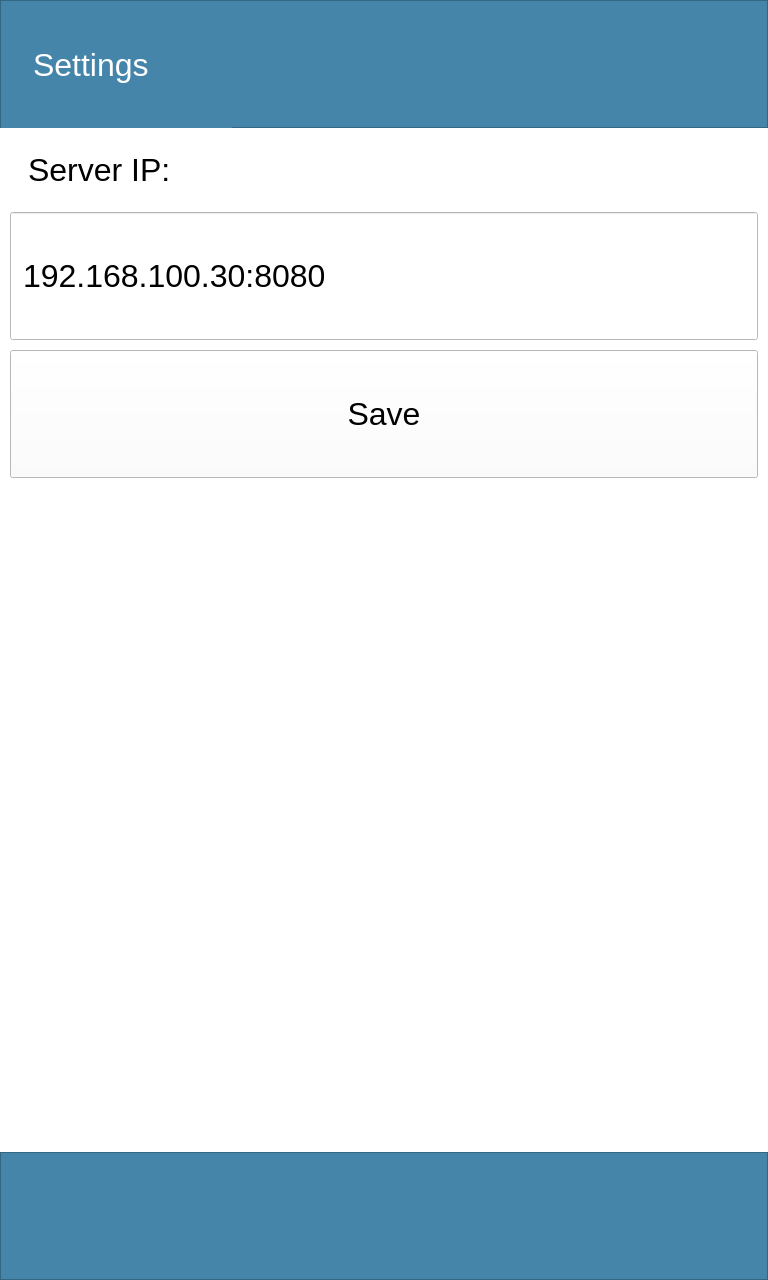
Before: the Qt Designer form qdoorclient/mainwindow.ui in jacob3141/dooropener, drawn with Qt 5.
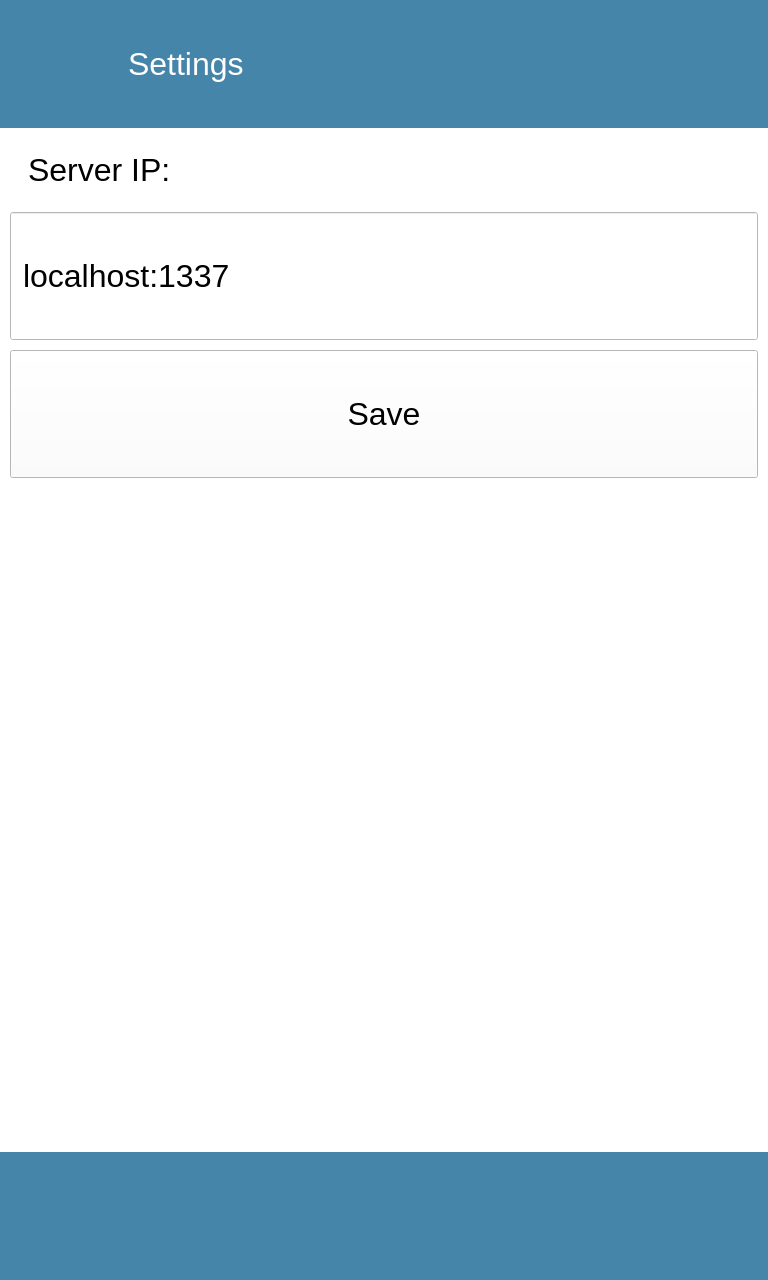
After: the same form once the commit is applied. The open tabs and pages were chosen to show the change. Icons and pictures are not drawn. Custom widgets are drawn as their Qt base class.

Commit message: Added sliding stacked widgets and back button in settings.

Diff of the .ui file:
```diff
--- a/qdoorclient/mainwindow.ui
+++ b/qdoorclient/mainwindow.ui
@@ -371,6 +371,11 @@
        </layout>
       </widget>
       <widget class="QWidget" name="settingsPage">
+       <property name="styleSheet">
+        <string notr="true">QFrame {
+	border: none;
+}</string>
+       </property>
        <layout class="QVBoxLayout" name="verticalLayout_4">
         <property name="spacing">
          <number>0</number>
@@ -414,15 +419,61 @@
           <property name="frameShadow">
            <enum>QFrame::Raised</enum>
           </property>
+          <layout class="QHBoxLayout" name="horizontalLayout_2">
+           <property name="spacing">
+            <number>0</number>
+           </property>
+           <property name="leftMargin">
+            <number>0</number>
+           </property>
+           <property name="topMargin">
+            <number>0</number>
+           </property>
+           <property name="rightMargin">
+            <number>0</number>
+           </property>
+           <property name="bottomMargin">
+            <number>0</number>
+           </property>
+           <item>
+            <widget class="QPushButton" name="settingsBackPushButton">
+             <property name="minimumSize">
+              <size>
+               <width>128</width>
+               <height>128</height>
+              </size>
+             </property>
+             <property name="maximumSize">
+              <size>
+               <width>128</width>
+               <height>128</height>
+              </size>
+             </property>
+             <property name="styleSheet">
+              <string notr="true">QPushButton {
+	background: rgba(0, 0, 0, 0.0);
+color: white;
+border: none;
+font-size: 20px;
+}</string>
+             </property>
+             <property name="text">
+              <string/>
+             </property>
+             <property name="icon">
+              <iconset resource="resources.qrc">
+               <normaloff>:/images/arrowback.png</normaloff>:/images/arrowback.png</iconset>
+             </property>
+             <property name="iconSize">
+              <size>
+               <width>64</width>
+               <height>64</height>
+              </size>
+             </property>
+            </widget>
+           </item>
+           <item>
           <widget class="QLabel" name="label_3">
-           <property name="geometry">
-            <rect>
-             <x>1</x>
-             <y>1</y>
-             <width>231</width>
-             <height>128</height>
-            </rect>
-           </property>
            <property name="minimumSize">
             <size>
              <width>0</width>
@@ -442,7 +493,7 @@
            </property>
            <property name="styleSheet">
             <string notr="true">QLabel {
-padding-left: 24px;
+
 font-size: 32px;
 }
 </string>
@@ -451,6 +502,8 @@
             <string>Settings</string>
            </property>
           </widget>
+           </item>
+          </layout>
          </widget>
         </item>
         <item>
@@ -488,7 +541,7 @@
              <string notr="true">font-size: 32px; padding: 10px;</string>
             </property>
             <property name="text">
-             <string>192.168.100.30:8080</string>
+             <string>localhost:1337</string>
             </property>
             <property name="clearButtonEnabled">
              <bool>false</bool>
@@ -591,6 +644,14 @@
   </widget>
  </widget>
  <layoutdefault spacing="6" margin="11"/>
+ <customwidgets>
+  <customwidget>
+   <class>SlidingStackedWidget</class>
+   <extends>QStackedWidget</extends>
+   <header location="global">slidingstackedwidget.h</header>
+   <container>1</container>
+  </customwidget>
+ </customwidgets>
  <resources>
   <include location="resources.qrc"/>
  </resources>
```
Left out of the diff: 14 changed lines with no effect on the pictures. Lines whose indentation alone changed are shown as unchanged. The commit also changes 7 other files.
